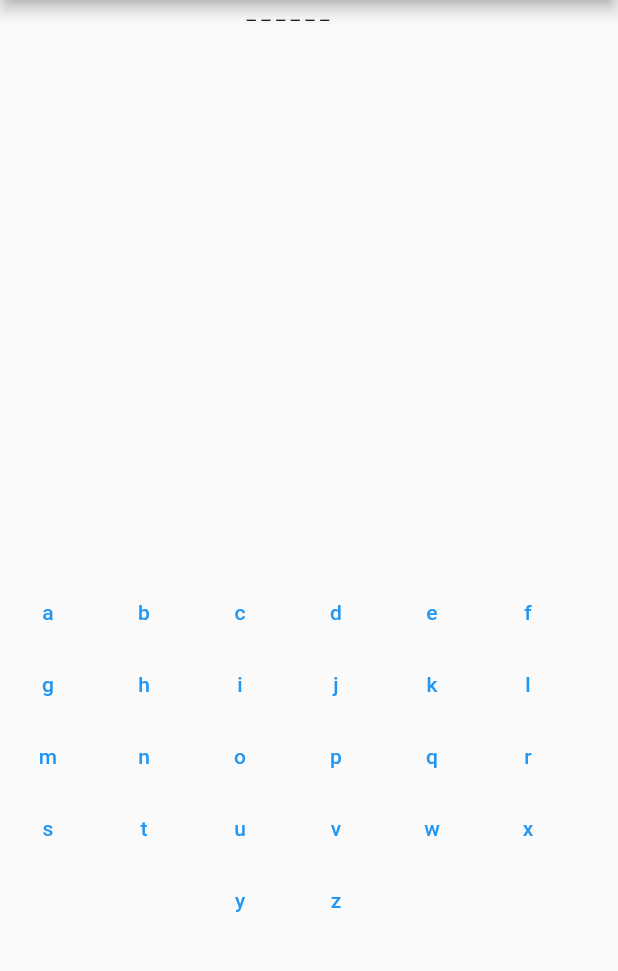
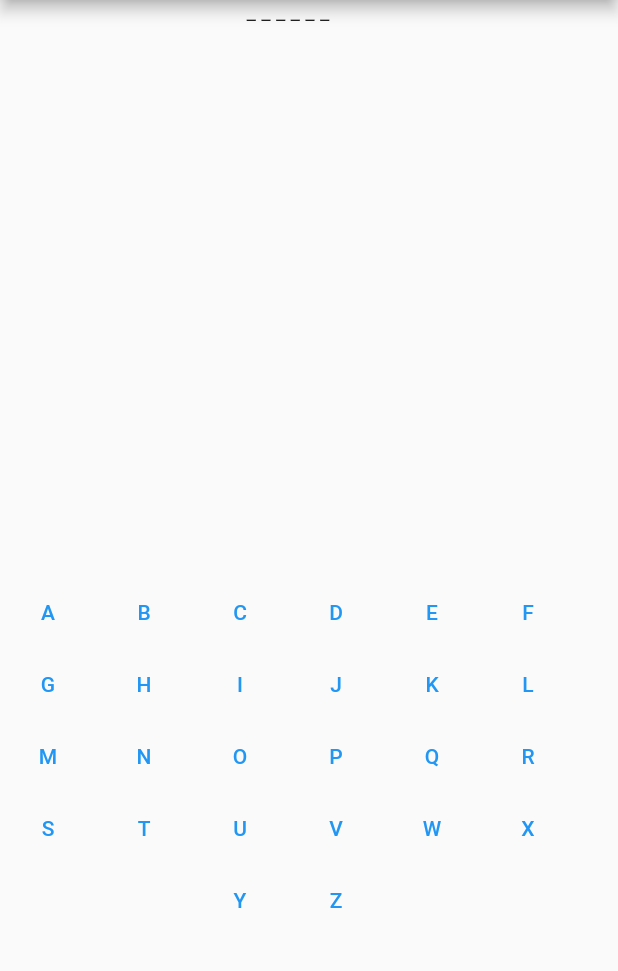
Before and after one commit to reyntv/hangman, a Flutter app: the screen it shows after launch, on a phone screen of 412 x 824 dp, the part 84-1055 px from its top. Run offline on Flutter 3.47's test engine with Material 2 defaults, Android fonts, the phone set to English and light mode, and no system bars.

Commit message:
only show available characters to input

```diff
--- a/lib/backend/game.dart
+++ b/lib/backend/game.dart
@@ -48,6 +48,8 @@ class Game with ChangeNotifier {
         handleWrongGuess(guess);
       }
 
+      inputhandler.availableCharacters.remove(guess);
+
       print(wordhandler.displayWord);
 
       //TODO: rework playing again when handled in flutter
@@ -63,7 +65,6 @@ class Game with ChangeNotifier {
         reset();
       }
 
-      inputhandler.availableCharacters.remove(guess);
       notifyListeners();
     }
   }
--- a/lib/main.dart
+++ b/lib/main.dart
@@ -3,6 +3,8 @@ import 'package:hangman/widgets/widgets.dart';
 import 'package:provider/provider.dart';
 import 'backend/game.dart';
 import 'package:flutter/widgets.dart';
+
+//TODO: Go through Dart analysis and fix
 
 void main() {
   runApp(
@@ -30,7 +32,8 @@ class _HangmanState extends State<Hangman> {
         appBar: AppBar(
           title: Text('HANGMAN'),
         ),
-        body: Column(
+        body: SafeArea(
+          child: Column(
             children: <Widget>[
               Expanded(
                 child: Text(game.wordhandler.display()),
@@ -42,6 +45,7 @@ class _HangmanState extends State<Hangman> {
             ],
           ),
         ),
+      ),
     );
   }
 }
--- a/lib/widgets/character_input.dart
+++ b/lib/widgets/character_input.dart
@@ -1,16 +1,23 @@
 import 'package:flutter/material.dart';
 
 class CharacterInput extends StatelessWidget {
-  CharacterInput({this.character, this.onPress});
+  CharacterInput({this.character, this.onPress, this.shouldBeVisible});
 
   final String character;
   final Function onPress;
+  final bool shouldBeVisible;
 
   @override
   Widget build(BuildContext context) {
-    return TextButton(
-      child: Text(character),
-      onPressed: onPress,
+    return Visibility(
+      visible: shouldBeVisible,
+      maintainState: true,
+      maintainAnimation: true,
+      maintainSize: true,
+      child: TextButton(
+        child: Text(character.toUpperCase()),
+        onPressed: onPress,
+      ),
     );
   }
 }
--- a/lib/widgets/character_map.dart
+++ b/lib/widgets/character_map.dart
@@ -19,6 +19,8 @@ class CharacterMap extends StatelessWidget {
 
     for (String character in alphabet) {
       characters.add(CharacterInput(
+        shouldBeVisible:
+            game.inputhandler.availableCharacters.contains(character),
         character: character,
         onPress: () => game.playRound(character),
       ));
```
Lines whose indentation alone changed are shown as unchanged.
